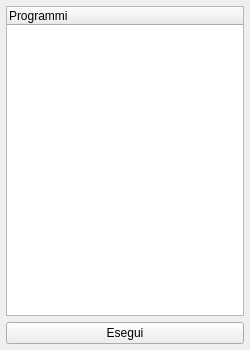
The window that src/mainq.ui (adrianom/AutoStarter) describes before a commit, drawn with Qt 5.
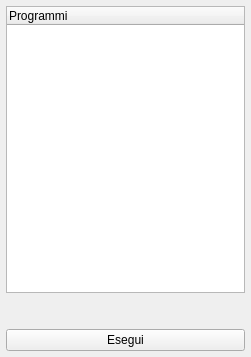
The same window after the commit.

Diff of the .ui file:
```diff
--- a/src/mainq.ui
+++ b/src/mainq.ui
@@ -6,8 +6,8 @@
    <rect>
     <x>0</x>
     <y>0</y>
-    <width>250</width>
-    <height>350</height>
+    <width>251</width>
+    <height>357</height>
    </rect>
   </property>
   <property name="windowTitle">
@@ -30,6 +30,22 @@
       </column>
      </widget>
     </item>
+    <item>
+     <spacer name="verticalSpacer">
+      <property name="orientation">
+       <enum>Qt::Vertical</enum>
+      </property>
+      <property name="sizeType">
+       <enum>QSizePolicy::Fixed</enum>
+      </property>
+      <property name="sizeHint" stdset="0">
+       <size>
+        <width>20</width>
+        <height>30</height>
+       </size>
+      </property>
+     </spacer>
+    </item>
     <item>
      <widget class="QPushButton" name="pushButton">
       <property name="text">
```
